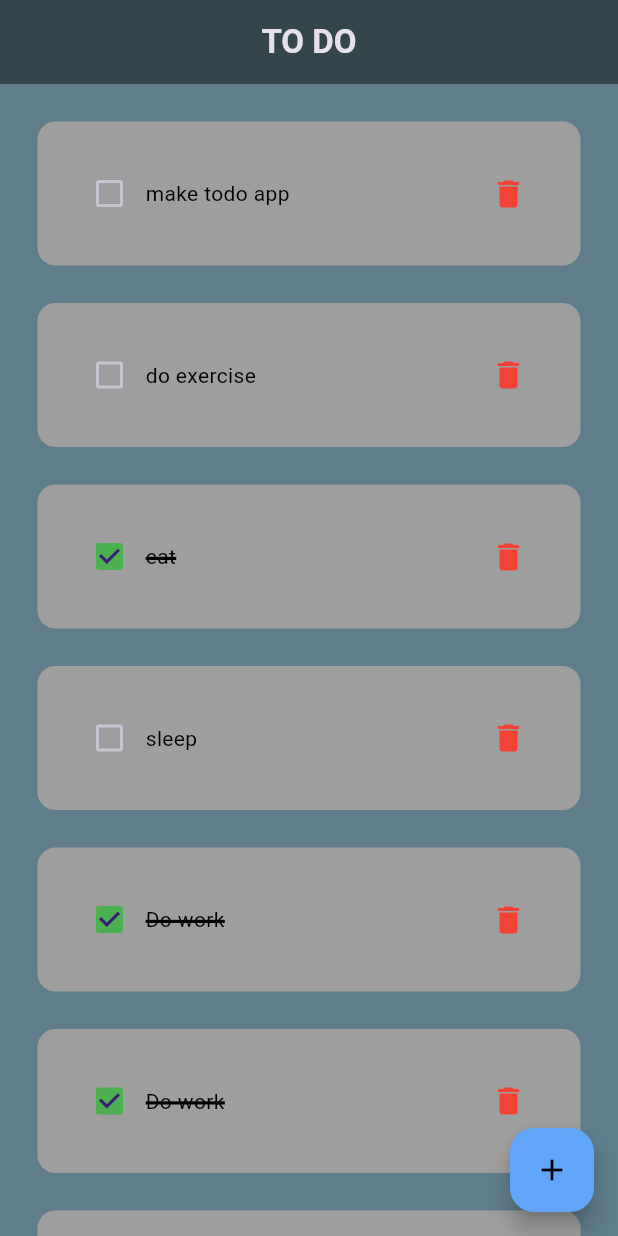
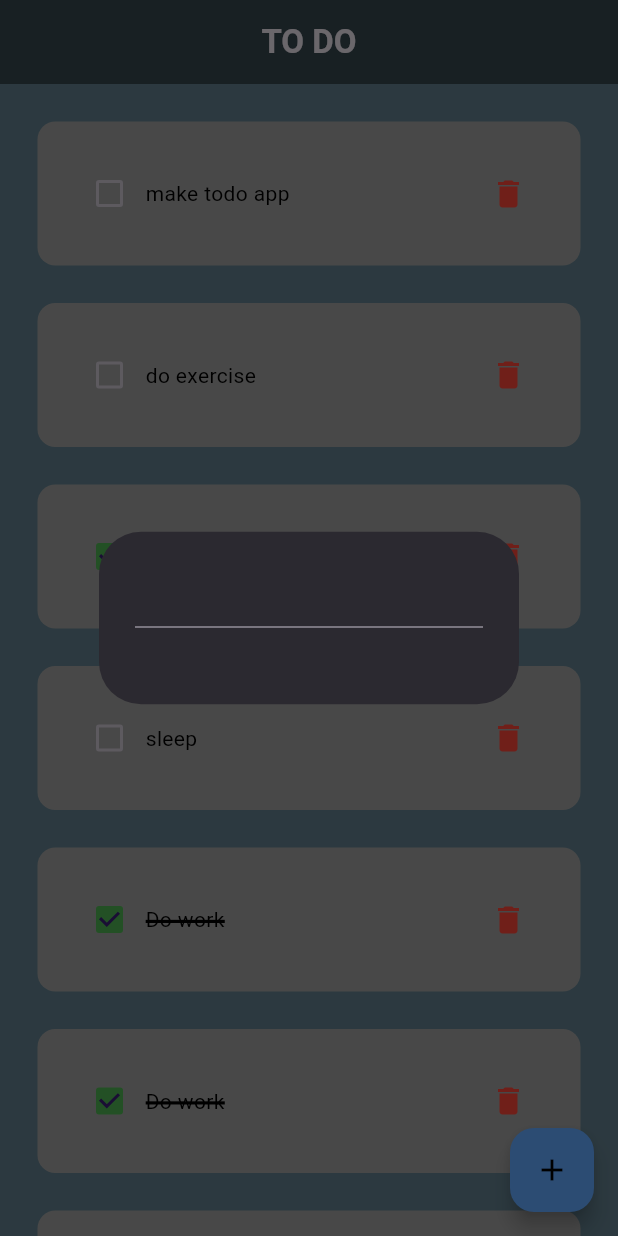
Before and after one commit to 0xawasthi/todo-app, a Flutter app: the screen it shows after launch, after a tap on the "add" icon, on a phone screen of 412 x 824 dp. Run offline on Flutter 3.47's test engine with Material 3 defaults, Android fonts, the phone set to English and light mode, and no system bars.

Commit message:
dialogue box

```diff
--- a/lib/homepage.dart
+++ b/lib/homepage.dart
@@ -1,4 +1,5 @@
 import 'package:flutter/material.dart';
+import 'package:todo_app/utilities/dialog_box.dart';
 import 'package:todo_app/utilities/todo_tile.dart';
 
 class HomePage extends StatefulWidget {
@@ -27,6 +28,15 @@ class _HomePageState extends State<HomePage> {
     });
   }
 
+  void createNewTask() {
+    showDialog(
+      context: context,
+      builder: (context) {
+        return DialogBox();
+      },
+    );
+  }
+
   @override
   Widget build(BuildContext context) {
     return Scaffold(
@@ -42,7 +52,7 @@ class _HomePageState extends State<HomePage> {
       ),
 
       floatingActionButton: FloatingActionButton(
-        onPressed: () {},
+        onPressed: createNewTask,
         child: Icon(Icons.add, color: Colors.black),
         backgroundColor: Color(0xff60a5fa),
       ),
--- /dev/null
+++ b/lib/utilities/dialog_box.dart
@@ -0,0 +1,12 @@
+import 'package:flutter/material.dart';
+
+class DialogBox extends StatelessWidget {
+  const DialogBox({super.key});
+
+  @override
+  Widget build(BuildContext context) {
+    return AlertDialog(
+      content: Container(height: 75, child: Column(children: [TextField()])),
+    );
+  }
+}
```
